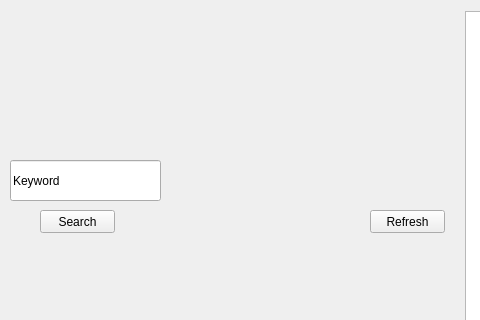
Old version of the form gui/app.ui in the repository dewy413/Scrappy; both pictures show x 0 to 480 and y 0 to 320 of the 800 by 600 pixel window.
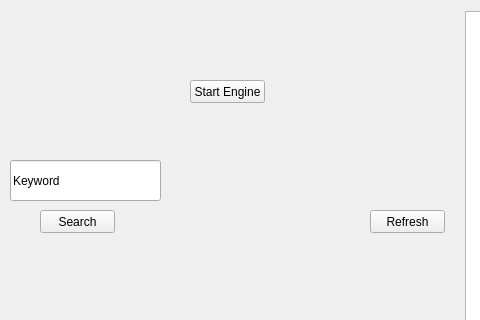
New version of the form.

Commit message: Added extra button

```diff
--- a/gui/app.ui
+++ b/gui/app.ui
@@ -75,6 +75,19 @@
      <string>Refresh</string>
     </property>
    </widget>
+   <widget class="QPushButton" name="startButton">
+    <property name="geometry">
+     <rect>
+      <x>190</x>
+      <y>80</y>
+      <width>75</width>
+      <height>23</height>
+     </rect>
+    </property>
+    <property name="text">
+     <string>Start Engine</string>
+    </property>
+   </widget>
   </widget>
  </widget>
  <resources/>
```
